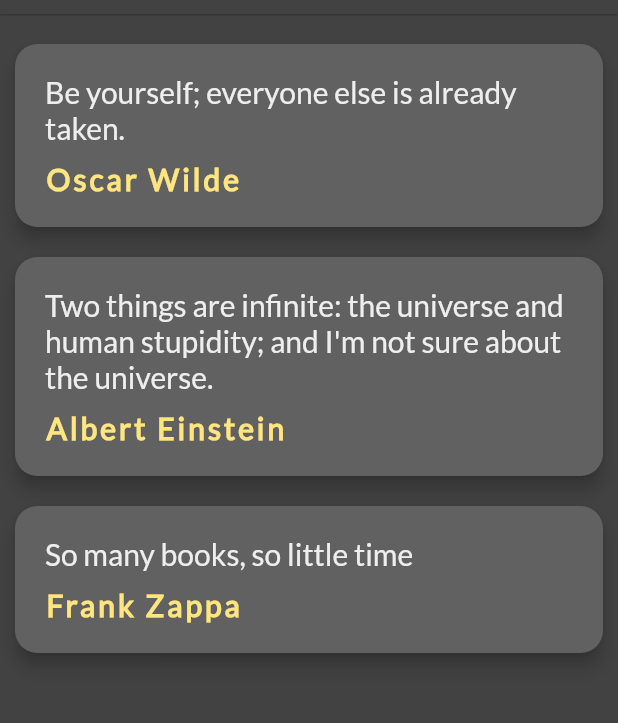
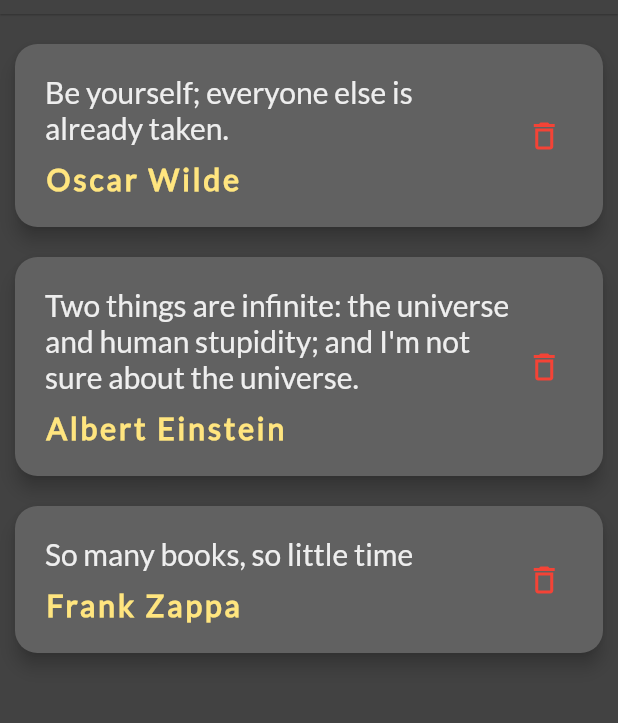
Before and after one commit to info2programmer/quotes-flutter, a Flutter app: the screen it shows after launch, on a phone screen of 412 x 824 dp, the part 70-793 px from its top. Run offline on Flutter 3.47's test engine with Material 2 defaults, Android fonts, the phone set to English and light mode, and no system bars.

```diff
--- a/lib/main.dart
+++ b/lib/main.dart
@@ -19,7 +19,7 @@ class _QuoteListState extends State<QuoteList> {
   List<Quote> quotes = [
     Quote(text: "Be yourself; everyone else is already taken.", by :"Oscar Wilde"),
     Quote(text: "Two things are infinite: the universe and human stupidity; and I\'m not sure about the universe.", by :"Albert Einstein"),
-    Quote(text: "So many books, so little time", by :"Frank Zappa")
+    Quote(text: "So many books, so little time", by :"Frank Zappa"),
   ];
 
   @override
@@ -40,7 +40,14 @@ class _QuoteListState extends State<QuoteList> {
       ),
       body: Column(
         crossAxisAlignment: CrossAxisAlignment.stretch,
-        children: quotes.map((e) => QuoteCard(quote : e)).toList(),
+        children: quotes.map((quote) => QuoteCard(
+            quote : quote,
+            delete: (quote) {
+              setState(() {
+                quotes.remove(quote);
+              });
+            }
+        )).toList(),
       ),
     );
   }
--- a/lib/quote_card.dart
+++ b/lib/quote_card.dart
@@ -4,7 +4,8 @@ import 'quote.dart';
 class QuoteCard extends StatelessWidget {
 
   final Quote quote;
-  QuoteCard({required this.quote});
+  final Function delete;
+  QuoteCard({required this.quote, required this.delete});
 
   @override
   Widget build(BuildContext context) {
@@ -13,14 +14,27 @@ class QuoteCard extends StatelessWidget {
       child: Padding(
         padding: const EdgeInsets.all(20.0),
         child: Column(
-          crossAxisAlignment: CrossAxisAlignment.start,
+          mainAxisSize: MainAxisSize.max,
+          mainAxisAlignment: MainAxisAlignment.start,
+          children: [
+            Row(
               children: <Widget>[
+                Expanded(
+                  flex: 8,
+                  child:  Column(
+                    crossAxisAlignment: CrossAxisAlignment.stretch,
+                    children: [
                       Text(quote.text,
                         style:  TextStyle(
                           fontFamily: 'Lato',
                           fontSize: 20.0,
                           color: Colors.grey[200],
-              ),),
+                        ),
+                        overflow: TextOverflow.ellipsis,
+                        softWrap: true,
+                        maxLines: 10,
+                        textAlign: TextAlign.left,
+                      ),
                       const SizedBox(
                         height: 10.0,
                       ),
@@ -31,7 +45,22 @@ class QuoteCard extends StatelessWidget {
                             color: Colors.amberAccent[100],
                             letterSpacing: 2.0,
                             fontWeight: FontWeight.bold
-              ),)
+                        ),),
+                    ],
+                  ),
+                ),
+                Expanded(
+                    flex: 1,
+                    child: IconButton(
+                    onPressed: () => delete(quote),
+                    icon: const Icon(Icons.delete_outline),
+                    color: Colors.red,
+                  )
+                )
+              ],
+            ),
+
+
           ],
         ),
       ),
```
Lines whose indentation alone changed are shown as unchanged.
